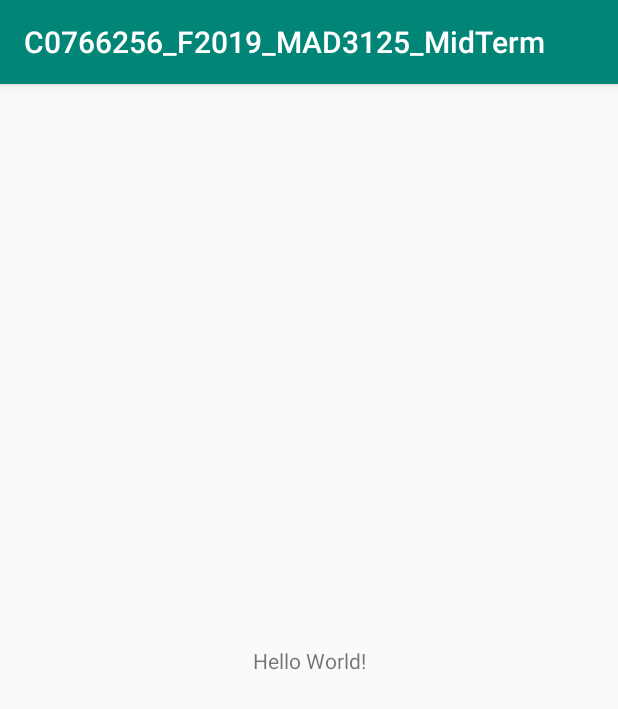
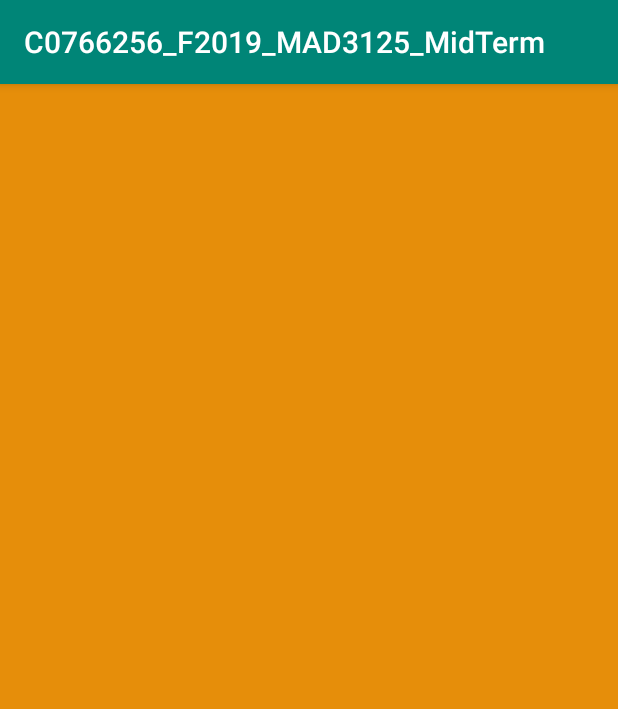
Before and after one commit to RajdeepK-03/C0766256_F2019_MAD3125_MidTerm1, an Android app: the screen it shows after launch (MainActivity), on a phone screen of 412 x 824 dp. Shown: the top 709 px of the screen. Run offline under Robolectric (Android 15) with nearby library versions, the phone set to English and light mode, and no system bars.

Commit message:
scroll view

```diff
--- a/app/src/main/res/layout/activity_main.xml
+++ b/app/src/main/res/layout/activity_main.xml
@@ -1,18 +1,8 @@
 <?xml version="1.0" encoding="utf-8"?>
-<androidx.constraintlayout.widget.ConstraintLayout xmlns:android="http://schemas.android.com/apk/res/android"
-    xmlns:app="http://schemas.android.com/apk/res-auto"
-    xmlns:tools="http://schemas.android.com/tools"
-    android:layout_width="match_parent"
-    android:layout_height="match_parent"
-    tools:context=".MainActivity">
-
-    <TextView
-        android:layout_width="wrap_content"
-        android:layout_height="wrap_content"
-        android:text="Hello World!"
-        app:layout_constraintBottom_toBottomOf="parent"
-        app:layout_constraintLeft_toLeftOf="parent"
-        app:layout_constraintRight_toRightOf="parent"
-        app:layout_constraintTop_toTopOf="parent" />
-
-</androidx.constraintlayout.widget.ConstraintLayout>
+<ScrollView xmlns:android="http://schemas.android.com/apk/res/android"
+xmlns:app="http://schemas.android.com/apk/res-auto"
+xmlns:tools="http://schemas.android.com/tools"
+android:layout_width="fill_parent"
+android:layout_height="fill_parent"
+android:background="#E68E0A">
+</ScrollView>
```
